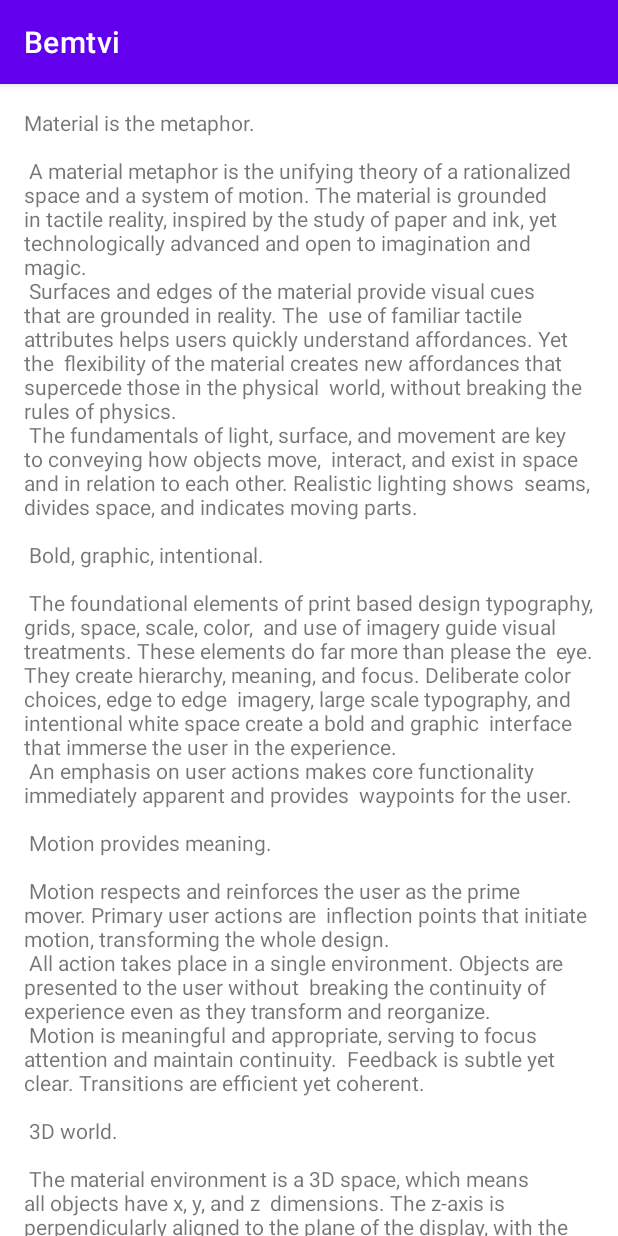
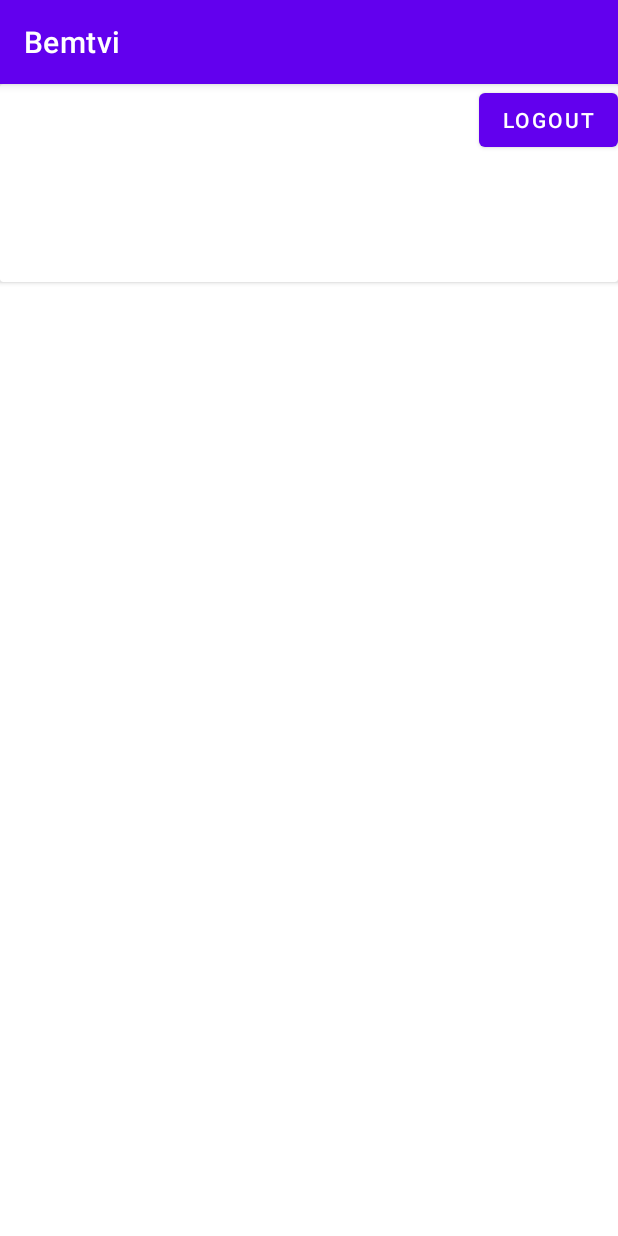
Before and after one commit to 21E422E1-DA-GRP-EDS-01C2-N2-P1/BemTV-app, an Android app: the fragment UserProfileFragment shown on its own in the app's theme, on a phone screen of 412 x 824 dp. Run offline under Robolectric (Android 15) with nearby library versions, the phone set to English and light mode, and no system bars.

Commit message:
can login logout

```diff
--- a/app/src/main/AndroidManifest.xml
+++ b/app/src/main/AndroidManifest.xml
@@ -7,6 +7,7 @@
     <uses-permission android:name="android.permission.WRITE_EXTERNAL_STORAGE" />
 
     <application
+
         android:allowBackup="true"
         android:icon="@mipmap/ic_launcher"
         android:label="@string/app_name"
--- a/app/src/main/java/br/infnet/bemtvi/ui/login/LoginDialogFragmentOpen.kt
+++ b/app/src/main/java/br/infnet/bemtvi/ui/login/LoginDialogFragmentOpen.kt
@@ -133,7 +133,7 @@ open class LoginDialogFragmentOpen : DialogFragment() {
                 username.text.toString(),
                 password.text.toString()
             )
-            loginDialogViewModel.searchImage(it)
+            //loginDialogViewModel.searchImage(it)
         }
 
         password.apply {
--- a/app/src/main/java/br/infnet/bemtvi/ui/main/userprofile/UserProfileFragment.kt
+++ b/app/src/main/java/br/infnet/bemtvi/ui/main/userprofile/UserProfileFragment.kt
@@ -5,15 +5,26 @@ import android.view.LayoutInflater
 import android.view.View
 import android.view.ViewGroup
 import androidx.fragment.app.Fragment
-import br.infnet.bemtvi.R
+import androidx.fragment.app.activityViewModels
+import br.infnet.bemtvi.databinding.FragmentUserProfileBinding
+import br.infnet.bemtvi.ui.MainActivityViewModel
 
 class UserProfileFragment : Fragment() {
 
+    private lateinit var binding: FragmentUserProfileBinding
+    val activityViewModel: MainActivityViewModel by activityViewModels()
     override fun onCreateView(
         inflater: LayoutInflater,
         container: ViewGroup?,
         savedInstanceState: Bundle?
     ): View? {
-        return inflater.inflate(R.layout.fragment_user_profile, container, false)
+        binding = FragmentUserProfileBinding.inflate(inflater, container, false)
+        return binding.root
+    }
+
+    override fun onViewCreated(view: View, savedInstanceState: Bundle?) {
+        super.onViewCreated(view, savedInstanceState)
+        binding.btnLogout.setOnClickListener { activityViewModel.logout() }
+
     }
 }
--- a/app/src/main/res/layout/fragment_user_profile.xml
+++ b/app/src/main/res/layout/fragment_user_profile.xml
@@ -1,13 +1,50 @@
 <?xml version="1.0" encoding="utf-8"?>
-<androidx.core.widget.NestedScrollView xmlns:android="http://schemas.android.com/apk/res/android"
+<androidx.constraintlayout.widget.ConstraintLayout xmlns:android="http://schemas.android.com/apk/res/android"
+    xmlns:app="http://schemas.android.com/apk/res-auto"
     xmlns:tools="http://schemas.android.com/tools"
+    android:id="@+id/profile_container"
     android:layout_width="match_parent"
     android:layout_height="match_parent"
     tools:context=".ui.main.userprofile.UserProfileFragment">
 
-    <TextView
-        android:layout_width="wrap_content"
-        android:layout_height="wrap_content"
-        android:layout_margin="@dimen/text_margin"
-        android:text="@string/large_text" />
-</androidx.core.widget.NestedScrollView>
+    <androidx.cardview.widget.CardView
+        android:id="@+id/cardView"
+        android:layout_width="match_parent"
+        android:layout_height="132dp"
+        app:layout_constraintEnd_toEndOf="parent"
+        app:layout_constraintStart_toStartOf="parent"
+        app:layout_constraintTop_toTopOf="parent">
+
+        <androidx.constraintlayout.widget.ConstraintLayout
+
+            android:layout_width="match_parent"
+            android:layout_height="match_parent">
+
+            <ImageView
+                android:id="@+id/imageView"
+                android:layout_width="wrap_content"
+                android:layout_height="wrap_content"
+                app:layout_constraintStart_toStartOf="parent"
+                app:layout_constraintTop_toTopOf="parent"
+                tools:src="@tools:sample/avatars" />
+
+            <Button
+                android:id="@+id/btn_logout"
+                android:layout_width="wrap_content"
+                android:layout_height="wrap_content"
+                android:text="logout"
+                app:layout_constraintEnd_toEndOf="parent"
+                app:layout_constraintTop_toTopOf="parent" />
+        </androidx.constraintlayout.widget.ConstraintLayout>
+
+    </androidx.cardview.widget.CardView>
+
+    <androidx.recyclerview.widget.RecyclerView
+        android:id="@+id/rv_chats"
+        android:layout_width="match_parent"
+        android:layout_height="0dp"
+        app:layout_constraintBottom_toBottomOf="parent"
+        app:layout_constraintEnd_toEndOf="parent"
+        app:layout_constraintStart_toStartOf="parent"
+        app:layout_constraintTop_toBottomOf="@+id/cardView" />
+</androidx.constraintlayout.widget.ConstraintLayout>
--- a/build.gradle
+++ b/build.gradle
@@ -7,7 +7,7 @@ buildscript {
     dependencies {
         classpath "com.android.tools.build:gradle:7.0.2"
         classpath "org.jetbrains.kotlin:kotlin-gradle-plugin:1.5.20"
-        classpath 'com.google.gms:google-services:4.3.10'
+        classpath 'com.google.gms:google-services:4.3.0'
         def nav_version = "2.4.1"
         classpath "androidx.navigation:navigation-safe-args-gradle-plugin:$nav_version"
 
--- a/gradle.properties
+++ b/gradle.properties
@@ -6,7 +6,7 @@
 # http://www.gradle.org/docs/current/userguide/build_environment.html
 # Specifies the JVM arguments used for the daemon process.
 # The setting is particularly useful for tweaking memory settings.
-org.gradle.jvmargs=-Xmx448m -Dfile.encoding=UTF-8
+org.gradle.jvmargs=-Xmx548m -Dfile.encoding=UTF-8
 # When configured, Gradle will run in incubating parallel mode.
 # This option should only be used with decoupled projects. More details, visit
 # http://www.gradle.org/docs/current/userguide/multi_project_builds.html#sec:decoupled_projects
```
Also changed, not shown: app/src/main/java/br/infnet/bemtvi/ui/MainActivity.kt (+12 -14 lines), app/src/main/java/br/infnet/bemtvi/ui/MainActivityViewModel.kt (+18 -2 lines), app/src/main/java/br/infnet/bemtvi/ui/login/SignInDialog.kt (+27 -18 lines), app/src/main/java/br/infnet/bemtvi/ui/login/SignUpDialog.kt (+25 -12 lines), 1 other file.
